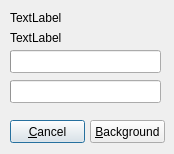
Old version of the form FileOperation/CopyMoveDialog.ui in the repository martin-kudlicka/file-commander.
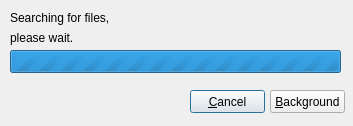
New version of the form.

Diff of the .ui file:
```diff
--- a/FileOperation/CopyMoveDialog.ui
+++ b/FileOperation/CopyMoveDialog.ui
@@ -5,8 +5,8 @@
    <rect>
     <x>0</x>
     <y>0</y>
-    <width>174</width>
-    <height>154</height>
+    <width>353</width>
+    <height>126</height>
    </rect>
   </property>
   <property name="windowTitle" >
@@ -15,8 +15,8 @@
   <widget class="QPushButton" name="pushButton" >
    <property name="geometry" >
     <rect>
-     <x>10</x>
-     <y>120</y>
+     <x>190</x>
+     <y>90</y>
      <width>75</width>
      <height>23</height>
     </rect>
@@ -25,17 +25,17 @@
     <string>&amp;Cancel</string>
    </property>
   </widget>
-  <widget class="QPushButton" name="pushButton_2" >
+  <widget class="QLabel" name="qlSource" >
    <property name="geometry" >
     <rect>
-     <x>90</x>
-     <y>120</y>
-     <width>75</width>
-     <height>23</height>
+     <x>10</x>
+     <y>10</y>
+     <width>331</width>
+     <height>16</height>
     </rect>
    </property>
    <property name="text" >
-    <string>&amp;Background</string>
+    <string>Searching for files,</string>
    </property>
   </widget>
   <widget class="QLabel" name="label_2" >
@@ -43,12 +43,12 @@
     <rect>
      <x>10</x>
      <y>30</y>
-     <width>151</width>
+     <width>331</width>
      <height>16</height>
     </rect>
    </property>
    <property name="text" >
-    <string>TextLabel</string>
+    <string>please wait.</string>
    </property>
   </widget>
   <widget class="QProgressBar" name="progressBar" >
@@ -56,38 +56,34 @@
     <rect>
      <x>10</x>
      <y>50</y>
-     <width>151</width>
+     <width>331</width>
      <height>23</height>
     </rect>
    </property>
-   <property name="textVisible" >
-    <bool>false</bool>
+   <property name="maximum" >
+    <number>0</number>
    </property>
-  </widget>
-  <widget class="QProgressBar" name="progressBar_2" >
-   <property name="geometry" >
-    <rect>
-     <x>10</x>
-     <y>80</y>
-     <width>151</width>
-     <height>23</height>
-    </rect>
+   <property name="value" >
+    <number>0</number>
    </property>
    <property name="textVisible" >
     <bool>false</bool>
    </property>
+   <property name="orientation" >
+    <enum>Qt::Horizontal</enum>
+   </property>
   </widget>
-  <widget class="QLabel" name="label" >
+  <widget class="QPushButton" name="pushButton_2" >
    <property name="geometry" >
     <rect>
-     <x>10</x>
-     <y>10</y>
-     <width>151</width>
-     <height>16</height>
+     <x>270</x>
+     <y>90</y>
+     <width>75</width>
+     <height>23</height>
     </rect>
    </property>
    <property name="text" >
-    <string>TextLabel</string>
+    <string>&amp;Background</string>
    </property>
   </widget>
  </widget>
```
Left out of the diff: 4 changed lines with no effect on the pictures.
